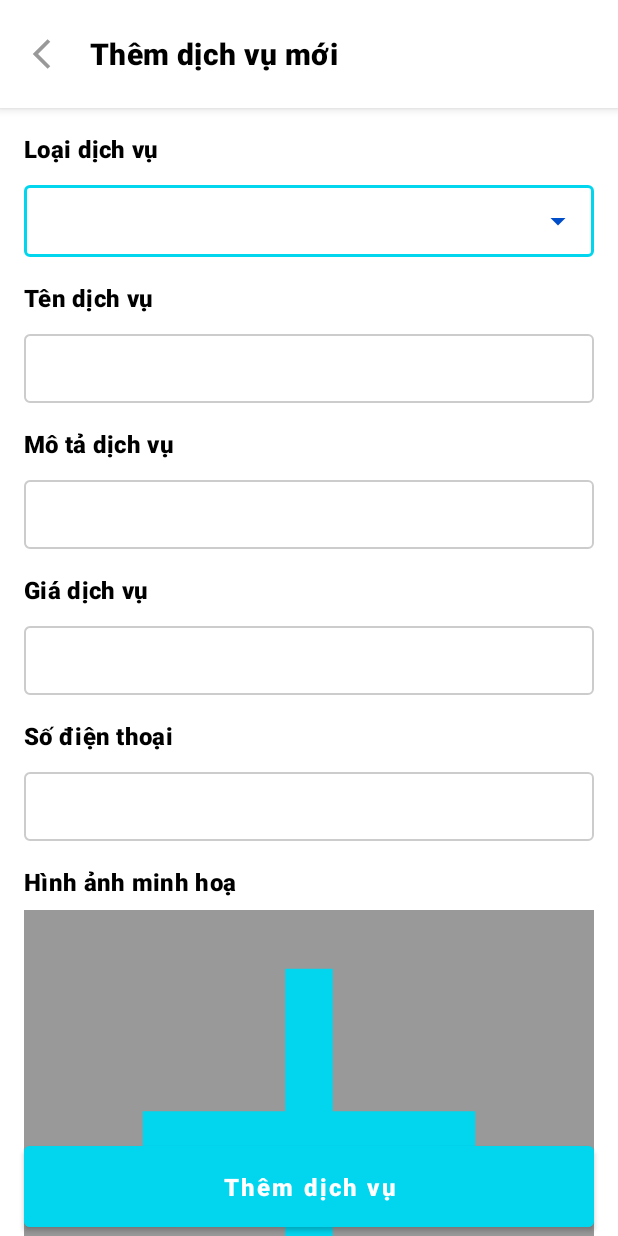
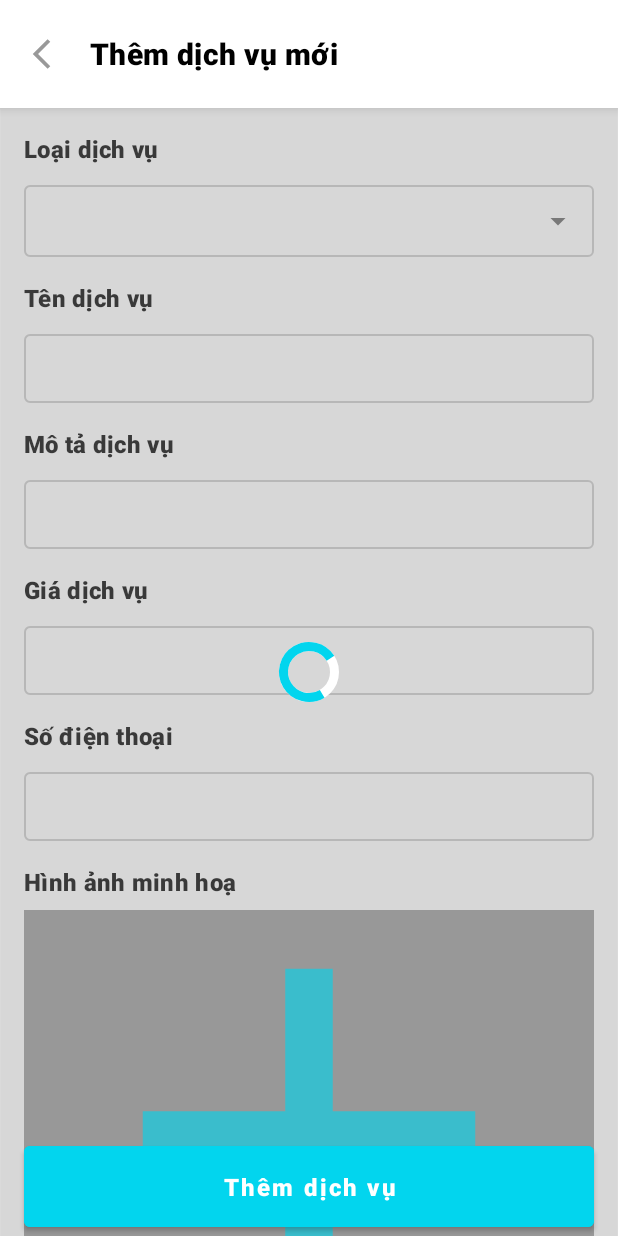
Before and after one commit to MeanSoybean/android-service-ecommerce-app, an Android app: the layout service_details_vendor_fragment.xml on its own in the app's theme, with its tools: preview values and no code run, on a phone screen of 412 x 824 dp. Run offline under Robolectric (Android 15) with nearby library versions, the phone set to English and light mode, and no system bars.

Commit message:
get service and serviceName from cloud filestore

```diff
--- a/app/src/main/java/com/example/androiddevelopmentgroup7/MainActivity.kt
+++ b/app/src/main/java/com/example/androiddevelopmentgroup7/MainActivity.kt
@@ -19,7 +19,6 @@ class MainActivity : AppCompatActivity() {
     private val serviceViewModel: ServiceViewModel by viewModels()
     override fun onCreate(savedInstanceState: Bundle?) {
         super.onCreate(savedInstanceState)
-        serviceViewModel.setServiceList(ArrayList())
         setContentView(R.layout.activity_main)
         setupNav()
     }
--- /dev/null
+++ b/app/src/main/res/layout/layout_circular_loader.xml
@@ -0,0 +1,25 @@
+<?xml version="1.0" encoding="utf-8"?>
+<FrameLayout xmlns:android="http://schemas.android.com/apk/res/android"
+    xmlns:app="http://schemas.android.com/apk/res-auto"
+    android:id="@+id/loader_frame_layout"
+    android:layout_width="match_parent"
+    android:layout_height="match_parent"
+    android:layout_gravity="center"
+    android:background="@color/loader_background_color"
+    android:translationZ="1dp"
+    android:clickable="true"
+    android:focusable="true"
+    android:focusableInTouchMode="true">
+
+    <com.google.android.material.progressindicator.CircularProgressIndicator
+        android:id="@+id/circular_loader"
+        android:layout_width="wrap_content"
+        android:layout_height="wrap_content"
+        android:layout_gravity="center"
+        android:indeterminate="true"
+        app:indicatorColor="@color/blue_accent_300"
+        app:indicatorDirectionCircular="clockwise"
+        app:trackColor="@color/white"
+        app:trackThickness="6dp" />
+
+</FrameLayout>
--- a/app/src/main/res/layout/service_details_vendor_fragment.xml
+++ b/app/src/main/res/layout/service_details_vendor_fragment.xml
@@ -13,12 +13,12 @@
         android:layout_height="wrap_content"
         android:layout_alignParentTop="true" />
 
-<!--    <include-->
-<!--        android:id="@+id/loader_layout"-->
-<!--        layout="@layout/layout_circular_loader"-->
-<!--        android:layout_width="match_parent"-->
-<!--        android:layout_height="match_parent"-->
-<!--        android:layout_below="@id/vendor_top_app_bar" />-->
+    <include
+        android:id="@+id/loader_layout"
+        layout="@layout/layout_circular_loader"
+        android:layout_width="match_parent"
+        android:layout_height="match_parent"
+        android:layout_below="@id/vendor_top_app_bar" />
 
     <androidx.core.widget.NestedScrollView
         android:layout_width="match_parent"
```
Also changed, not shown: app/src/main/java/com/example/androiddevelopmentgroup7/home_vendor_fragment.kt (+23 -5 lines), app/src/main/java/com/example/androiddevelopmentgroup7/service_details_vendor_fragment.kt (+53 -20 lines), app/src/main/java/com/example/androiddevelopmentgroup7/viewModels/ServiceViewModel.kt (+10 -4 lines), app/src/main/res/layout/home_vendor_fragment.xml (+7 -8 lines).
